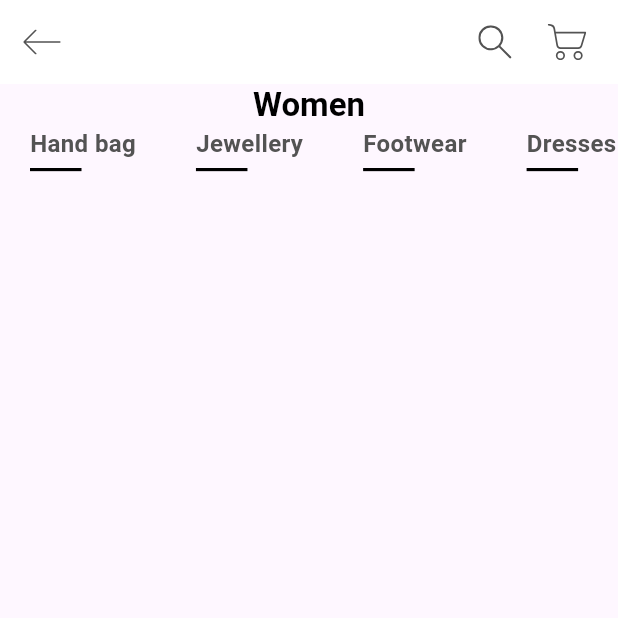
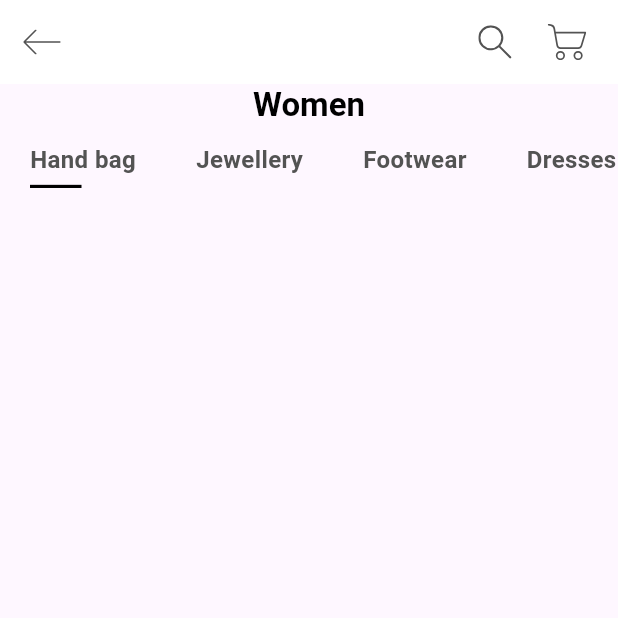
Before and after one commit to BenslimaneAlaEddine/online_shop_app, a Flutter app: the screen it shows after launch, on a phone screen of 412 x 824 dp, the top half of it. Run offline on Flutter 3.47's test engine with Material 3 defaults, Android fonts, the phone set to English and light mode, and no system bars; our stand-ins replace flutter_screenutil, flutter_svg.

Commit message:
Add an indicator under the category selected by the user, and use FittedBox to avoid overflow.

```diff
--- a/lib/body.dart
+++ b/lib/body.dart
@@ -1,3 +1,5 @@
+
+
 import 'package:flutter/cupertino.dart';
 import 'package:flutter/material.dart';
 import 'package:flutter_screenutil/flutter_screenutil.dart';
@@ -42,16 +44,16 @@ class CategoriesState extends StatefulWidget {
 
 class _CategoriesState extends State<CategoriesState> {
   List<String> categories = ["Hand bag", "Jewellery", "Footwear", "Dresses"];
-
+ int currentIndex=0;
   @override
   Widget build(BuildContext context) {
     return SizedBox(
-      height: 40.h,
+      height: 50.h,
       child: ListView.builder(
           scrollDirection: Axis.horizontal,
           itemCount: categories.length,
           itemBuilder: (context, index) {
-            return SingleChildScrollView(child: buildCategory(index)); // SingleChildScrollView to Avoid Overflow in ListView
+            return buildCategory(index);
           }),
     );
   }
@@ -59,21 +61,29 @@ class _CategoriesState extends State<CategoriesState> {
   Widget buildCategory(int index) {
     return Padding(
       padding: const EdgeInsets.symmetric(horizontal: kDefaultPaddin),
+      child: GestureDetector(onTap: (){
+        setState(() {
+          currentIndex=index;
+        });
+      },
+        child: FittedBox(fit: BoxFit.scaleDown,
           child: Column(
             crossAxisAlignment: CrossAxisAlignment.start,
             children: <Widget>[
               Text(
                 categories[index],
                 style:
-                 TextStyle(fontWeight: FontWeight.bold, color: kTextColor,fontSize: 14.sp,),
+                     TextStyle(fontWeight: FontWeight.bold, color: kTextColor,fontSize: 14.sp.clamp(10.sp, 18.sp),),
               ),
               Container(
                 margin: const EdgeInsets.only(top: kDefaultPaddin / 4),
                 height: 2.h,
                 width: 30.w,
-            color:Colors.black,
+                color:currentIndex == index ? Colors.black : Colors.transparent,
               ),
             ],
+          ),
+        ),
       ),
     );
   }
```
Lines whose indentation alone changed are shown as unchanged.
